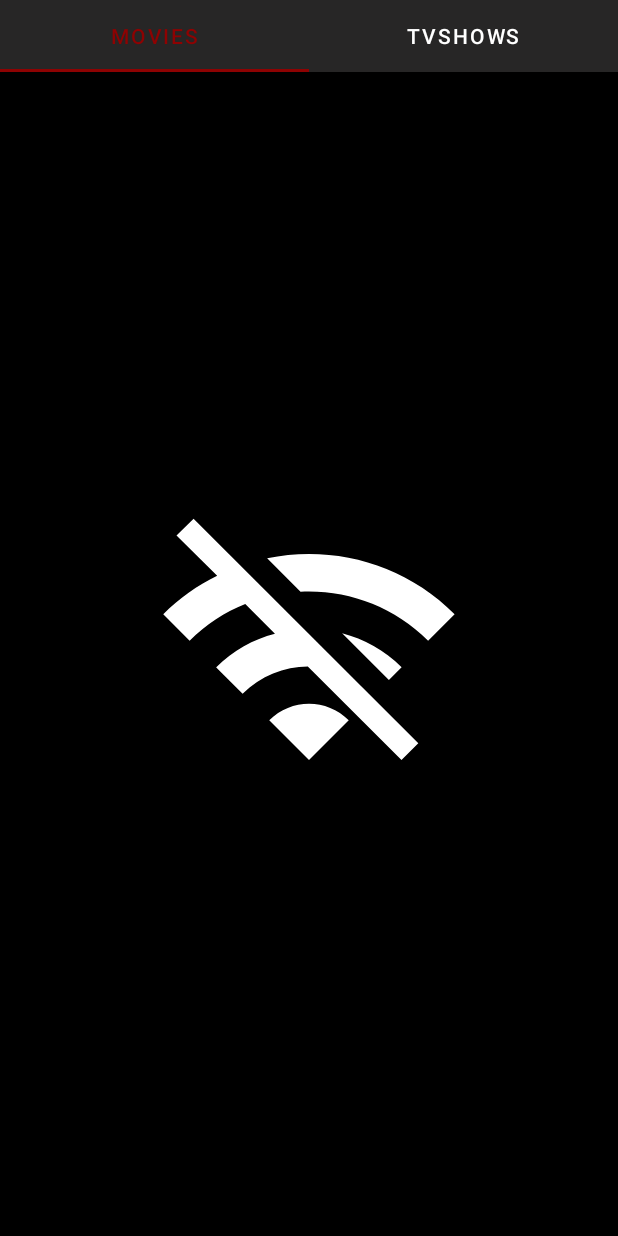
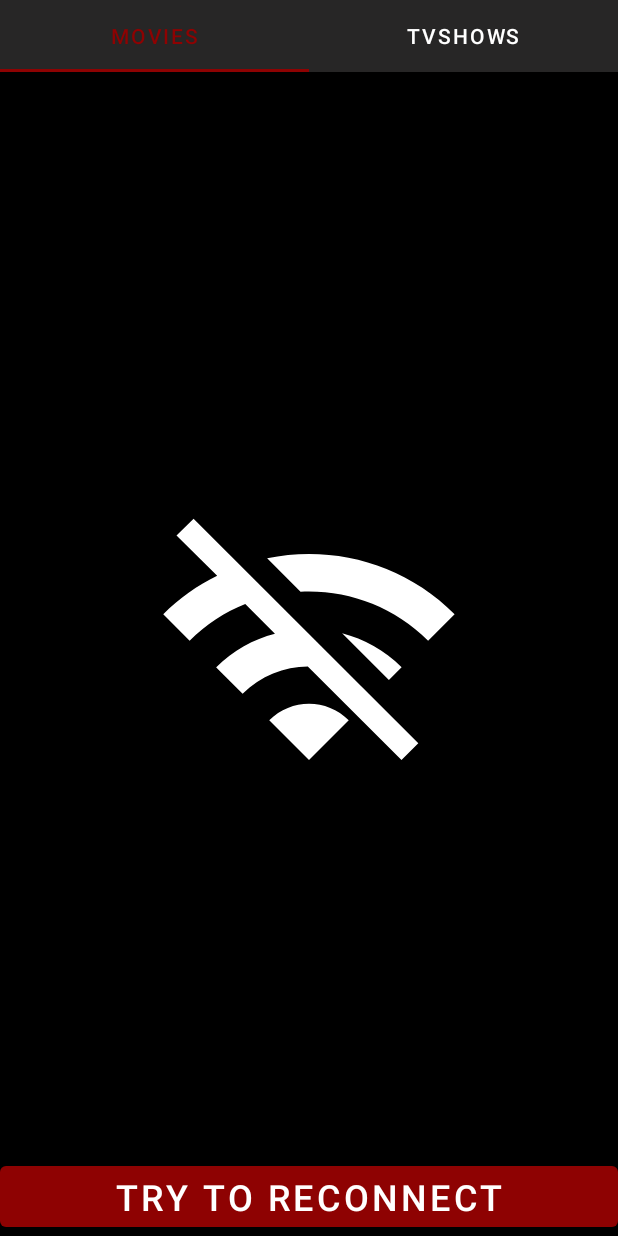
Before and after one commit to FCAlfred/DEMOMovieDB, an Android app: the screen it shows after launch (MainActivity), on a phone screen of 412 x 824 dp. Run offline under Robolectric (Android 15) with nearby library versions, the phone set to English and light mode, and no system bars; our stand-ins replace Shimmer; libraries missing offline, so code that uses them is left out: es.dmoral.toasty; pictures from the network do not load; 1 statement that could not run was skipped.

Commit message:
Reconnect Function Add new function to show content when wi-fi is on

```diff
--- a/app/src/main/res/layout/fragment_movies.xml
+++ b/app/src/main/res/layout/fragment_movies.xml
@@ -72,4 +72,14 @@
         android:visibility="invisible"
         app:tint="@color/white"
         tools:visibility="gone" />
+
+    <Button
+        android:id="@+id/reconnecting"
+        android:layout_width="match_parent"
+        android:layout_height="wrap_content"
+        android:text="@string/reconnect"
+        android:textColor="@color/white"
+        android:textSize="24sp"
+        android:visibility="gone"
+        app:layout_constraintBottom_toBottomOf="parent" />
 </androidx.constraintlayout.widget.ConstraintLayout>
--- a/app/src/main/res/values/strings.xml
+++ b/app/src/main/res/values/strings.xml
@@ -1,7 +1,8 @@
 <resources>
     <string name="app_name">DEMOMovieDB</string>
     <string name="url_load_image">https://image.tmdb.org/t/p/w342</string>
-    <string name="no_internet_connection">SIN CONEXIÓN A INTERNET</string>
+    <string name="no_internet_connection">Turn ON Wi-Fi and try again</string>
     <string name="show_recommendations">Show Recommendations</string>
     <string name="hide_recommendations">Hide Recommendations</string>
+    <string name="reconnect">Try to Reconnect</string>
 </resources>
```
Also changed, not shown: app/src/main/java/com/fred/demomoviedb/components/ShimmerSkeleton.kt (+7 -0 lines), app/src/main/java/com/fred/demomoviedb/view/fragment/MoviesFragment.kt (+10 -1 lines).
